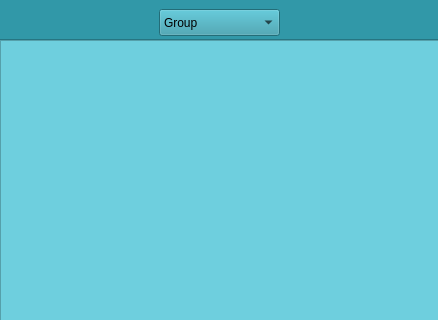
Old version of the form mainwindow.ui in the repository rzonnie/PIA; both pictures show x 0 to 438 and y 0 to 320 of the 438 by 600 pixel window.
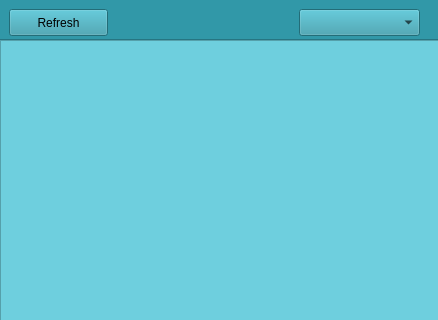
New version of the form.

```diff
--- a/mainwindow.ui
+++ b/mainwindow.ui
@@ -42,7 +42,7 @@
     <widget class="QComboBox" name="comboBox">
      <property name="geometry">
       <rect>
-       <x>160</x>
+       <x>300</x>
        <y>20</y>
        <width>121</width>
        <height>27</height>
@@ -51,31 +51,9 @@
      <property name="styleSheet">
       <string notr="true"/>
      </property>
-     <item>
-      <property name="text">
-       <string>Group</string>
-      </property>
-     </item>
-     <item>
-      <property name="text">
-       <string>Guido</string>
-      </property>
-     </item>
-     <item>
-      <property name="text">
-       <string>Remi</string>
-      </property>
-     </item>
-     <item>
-      <property name="text">
-       <string>Bart</string>
-      </property>
-     </item>
-     <item>
-      <property name="text">
-       <string>Olaf</string>
-      </property>
-     </item>
+     <property name="currentText">
+      <string/>
+     </property>
     </widget>
     <widget class="QScrollArea" name="scrollArea">
      <property name="geometry">
@@ -132,6 +110,19 @@
       <string/>
      </property>
     </widget>
+    <widget class="QPushButton" name="pushButton">
+     <property name="geometry">
+      <rect>
+       <x>10</x>
+       <y>20</y>
+       <width>99</width>
+       <height>27</height>
+      </rect>
+     </property>
+     <property name="text">
+      <string>Refresh</string>
+     </property>
+    </widget>
    </widget>
   </widget>
  </widget>
```
